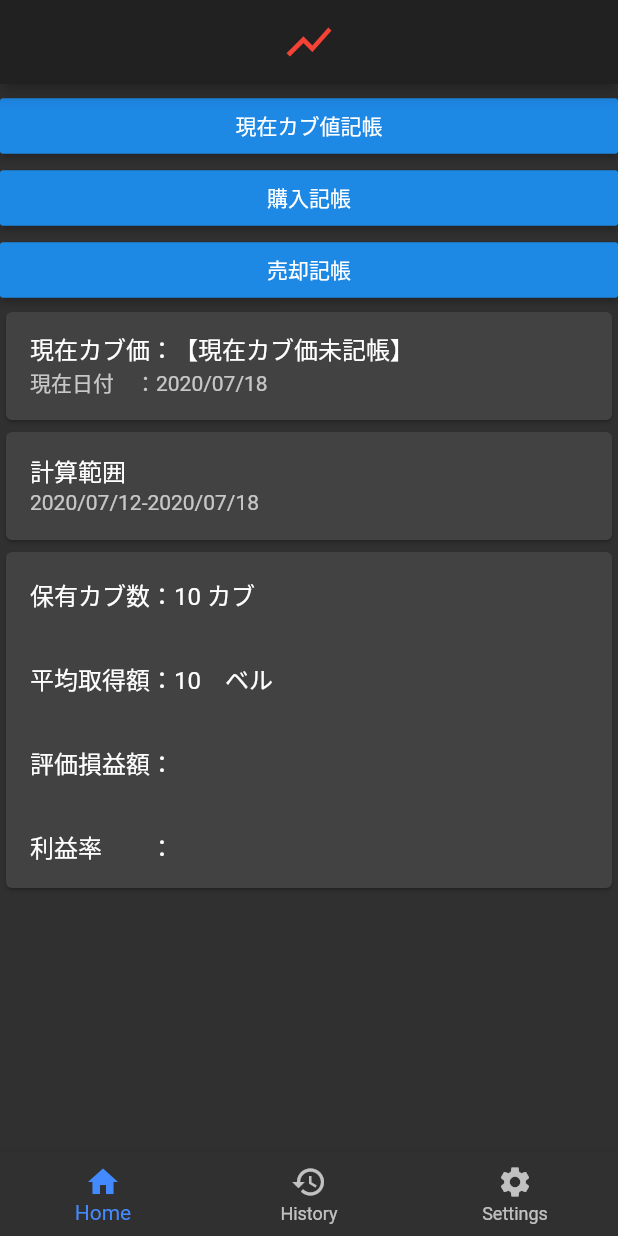
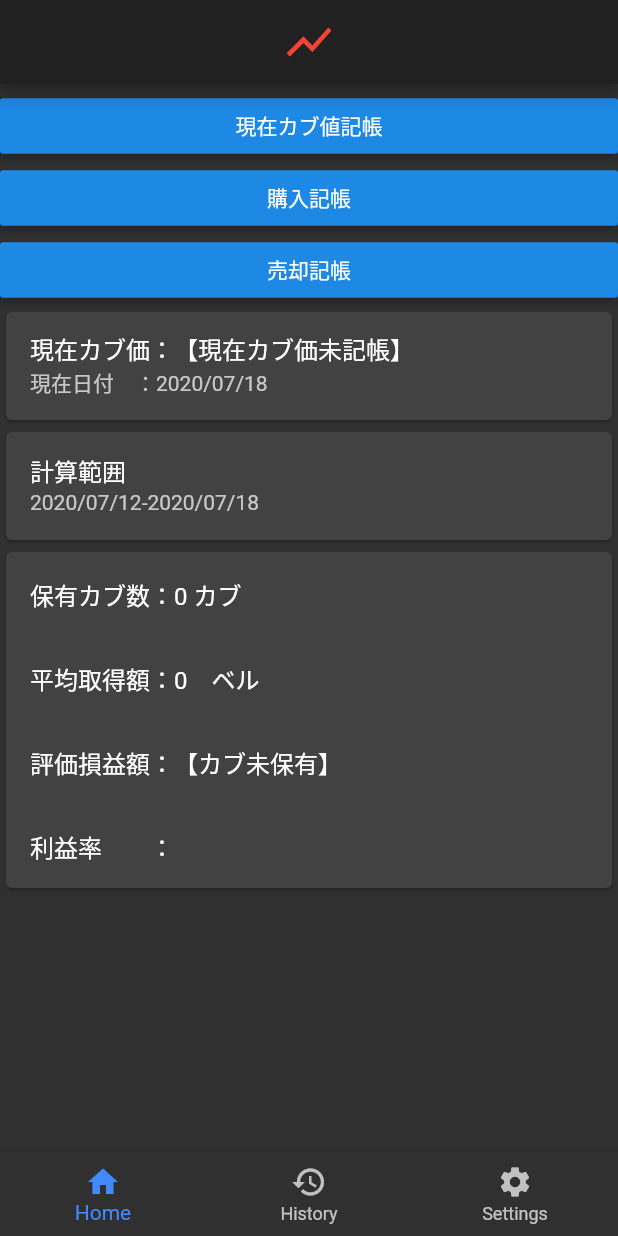
Before and after one commit to jskny/atumori-stock-manager, a Flutter app: the screen it shows after launch, on a phone screen of 412 x 824 dp. Run offline on Flutter 3.47's test engine with Material 2 defaults, Android fonts, the phone set to English and light mode, and no system bars; our stand-ins replace fluttertoast.

Commit message:
show possesion stocks

```diff
--- a/lib/homepage.dart
+++ b/lib/homepage.dart
@@ -224,10 +224,8 @@ class PageWidgetOfHomeState extends State<PageWidgetOfHome> {
 
 												int tmp = int.parse(_inputNowPrice);
 												if (tmp <= 0) {
-													if (_inputNowPrice.length == 0) {
-														Fluttertoast.showToast(msg: "カブ価には0よりも大きい値を入力してください。");
-														return;
-													}
+													Fluttertoast.showToast(msg: "カブ価には0よりも大きい値を入力してください。");
+													return;
 												}
 												else {
 													// 現在株価を更新
@@ -313,6 +311,11 @@ print(nowPrice);
 													return;
 												}
 
+												if (int.parse(_inputBuyNumber) <= 0) {
+													Fluttertoast.showToast(msg: "購入数は0よりも大きいな値を入力してください");
+													return;
+												}
+
 												// 取引記録に追加
 												setState(() {
 													tradeInfo.add(new TradeInfo.fill(1, nowPrice, int.parse(_inputBuyNumber)));
@@ -395,6 +398,11 @@ print("${nowPrice}:" + _inputBuyNumber);
 													return;
 												}
 
+												if (int.parse(_inputSellNumber) <= 0) {
+													Fluttertoast.showToast(msg: "購入数は0よりも大きいな値を入力してください");
+													return;
+												}
+
 												// 取引記録に追加
 												setState(() {
 													tradeInfo.add(new TradeInfo.fill(2, nowPrice, int.parse(_inputSellNumber)));
@@ -453,13 +461,23 @@ print("{$nowPrice}:" + _inputSellNumber);
 			Card(
 				child: Column(children: [
 					ListTile(
-						title: Text("保有カブ数：10 カブ")
+						title: Text("保有カブ数：${possessionStockNum} カブ")
 					),
 					ListTile(
-						title: Text("平均取得額：10　ベル")
+						title: Text("平均取得額：${possessionStockAvePrice}　ベル")
 					),
 					ListTile(
-						title: Text("評価損益額：")
+						title: Text("評価損益額：" + (
+							((possessionStockNum == 0) ? "【カブ未保有】" :
+								(nowPrice == 0) ?
+								"【現在カブ価未記帳】" :
+								((nowPrice < possessionStockAvePrice) ?
+										"【損失発生】" + ((possessionStockAvePrice - nowPrice) * possessionStockNum).toString() :
+										"【利益発生】" + ((nowPrice - possessionStockAvePrice) * possessionStockNum).toString()
+									) + "ベル"
+								)
+							)
+						)
 					),
 					ListTile(
 						title: Text("利益率　　：")
--- a/lib/main.dart
+++ b/lib/main.dart
@@ -51,6 +51,12 @@ class _MyHomePageState extends State<MyHomePage> {
 	@override
 	void initState() {
 		super.initState();
+
+		// TODO:
+		// DB等から取引記録に値セット
+
+		// 平均取得価格等を算出
+		CalcStockValues();
 
 		_pageController = new PageController();
 
```
